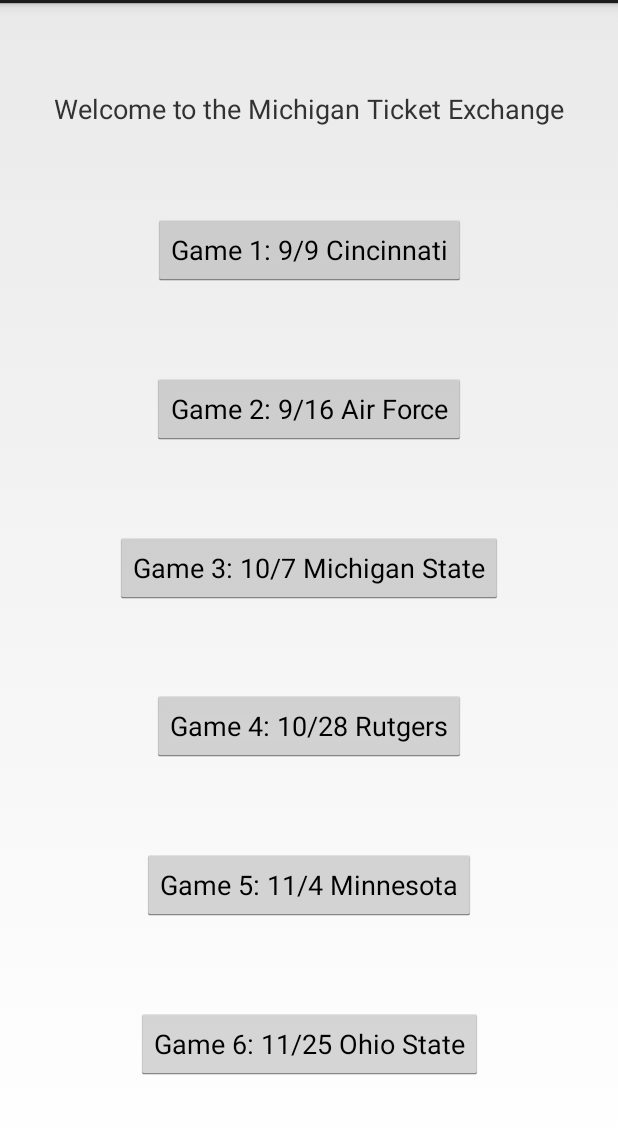
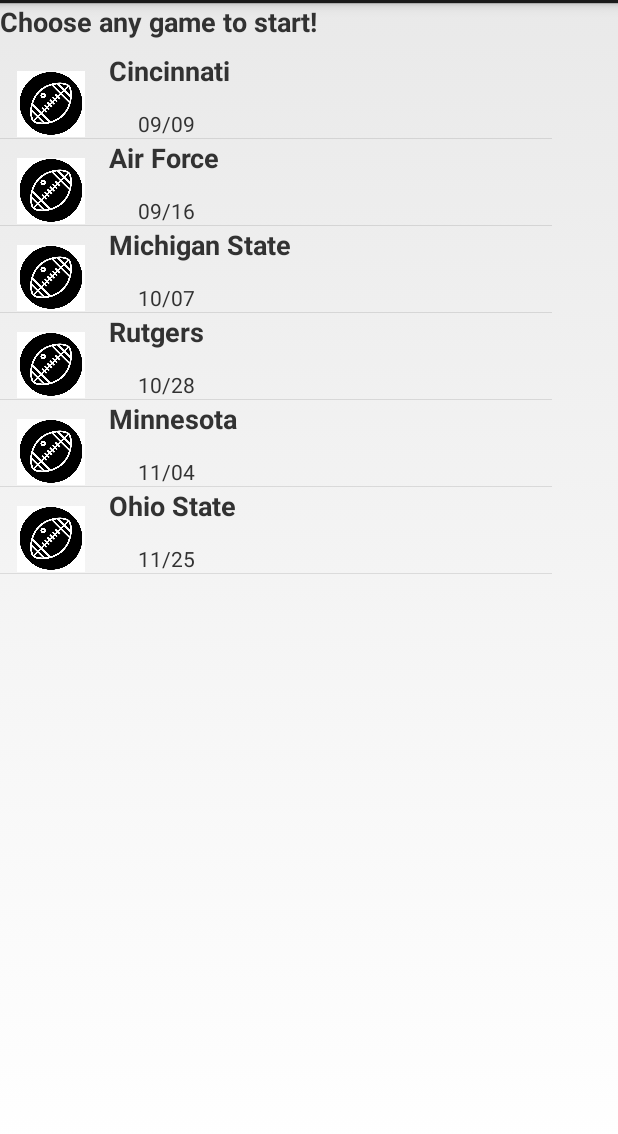
Before and after one commit to glezma/Group6Project, an Android app: the AccOverview screen opened directly, with no data from a screen before it, in the options menu, after a tap on "Home", on a phone screen of 412 x 824 dp, the part 69-1203 px from its top. Run offline under Robolectric (Android 15) with nearby library versions, the phone set to English and light mode, and no system bars.

Commit message:
Modifications to Welcome screen

```diff
--- a/app/build.gradle
+++ b/app/build.gradle
@@ -35,4 +35,5 @@
 
 
 
+
 apply plugin: 'com.google.gms.google-services'
--- a/app/src/main/AndroidManifest.xml
+++ b/app/src/main/AndroidManifest.xml
@@ -19,7 +19,8 @@
         <activity android:name=".WelcomeScreen" />
         <activity android:name=".ActivityBuySellInfo" />
         <activity android:name=".AccOverview" />
-        <activity android:name=".Confirmation"></activity>
+        <activity android:name=".Confirmation" />
+        <activity android:name=".WelcomeScreen2"></activity>
     </application>
 
 </manifest>
--- a/app/src/main/java/com/example/glezma/group6project/AccOverview.java
+++ b/app/src/main/java/com/example/glezma/group6project/AccOverview.java
@@ -86,7 +86,7 @@
     @Override
     public boolean onOptionsItemSelected(MenuItem item) {
         if (item.getItemId() == R.id.menuItemHome){
-            Intent intentHome = new Intent(this, WelcomeScreen.class);
+            Intent intentHome = new Intent(this, WelcomeScreen2.class);
             this.startActivity(intentHome);
         } else if (item.getItemId() == R.id.menuItemMyTickets) {
             Intent intentMyTickets = new Intent(this, AccOverview.class);
--- a/app/src/main/java/com/example/glezma/group6project/ActivityBuySellInfo.java
+++ b/app/src/main/java/com/example/glezma/group6project/ActivityBuySellInfo.java
@@ -159,7 +159,7 @@
     @Override
     public boolean onOptionsItemSelected(MenuItem item) {
         if (item.getItemId() == R.id.menuItemHome){
-            Intent intentHome = new Intent(this, WelcomeScreen.class);
+            Intent intentHome = new Intent(this, WelcomeScreen2.class);
             this.startActivity(intentHome);
         } else if (item.getItemId() == R.id.menuItemMyTickets) {
             Intent intentMyTickets = new Intent(this, AccOverview.class);
--- a/app/src/main/java/com/example/glezma/group6project/WelcomeScreen.java
+++ b/app/src/main/java/com/example/glezma/group6project/WelcomeScreen.java
@@ -91,7 +91,7 @@
     @Override
     public boolean onOptionsItemSelected(MenuItem item) {
         if (item.getItemId() == R.id.menuItemHome){
-            Intent intentHome = new Intent(this, WelcomeScreen.class);
+            Intent intentHome = new Intent(this, WelcomeScreen2.class);
             this.startActivity(intentHome);
         } else if (item.getItemId() == R.id.menuItemMyTickets) {
               Intent intentMyTickets = new Intent(this, AccOverview.class);
--- /dev/null
+++ b/app/src/main/java/com/example/glezma/group6project/WelcomeScreen2.java
@@ -0,0 +1,120 @@
+package com.example.glezma.group6project;
+
+import android.app.Activity;
+import android.content.Intent;
+import android.os.Bundle;
+import android.view.Menu;
+import android.view.MenuInflater;
+import android.view.MenuItem;
+import android.view.View;
+import android.view.ViewGroup;
+import android.widget.AdapterView;
+import android.widget.BaseAdapter;
+import android.widget.ListView;
+import android.widget.TextView;
+import android.widget.Toast;
+
+public class WelcomeScreen2 extends Activity {
+
+    private ListView listViewGames; // 1. Declare LsitViewObject
+
+    //3. Staticly defining data
+    private String[] GAMES = {"Cincinnati", "Air Force", "Michigan State", "Rutgers","Minnesota","Ohio State"};
+    private String[] DATES = {"09/09","09/16","10/07","10/28","11/04","11/25"};
+
+    // optional include images
+    private int[] IMAGES = {R.drawable.football,R.drawable.football,R.drawable.football,R.drawable.football};
+
+
+    @Override
+    protected void onCreate(Bundle savedInstanceState) {
+        super.onCreate(savedInstanceState);
+        setContentView(R.layout.activity_welcome_screen2);
+
+        listViewGames = findViewById(R.id.listViewGames);// 2. Linking ListViewObject
+
+        //  12. Define Custom adapter object and connect it
+        CustomAdapter customAdapter = new CustomAdapter();
+        listViewGames.setAdapter(customAdapter);
+
+        // 13. Add Listener to program click events (new Onclick...
+        listViewGames.setOnItemClickListener(new AdapterView.OnItemClickListener() {
+            @Override
+            public void onItemClick(AdapterView<?> parent, View view, int position, long id) {
+//                Toast.makeText(WelcomeScreen2.this, "You clicked "+GAMES[position], Toast.LENGTH_SHORT).show();
+                Intent intentBuySellActivity = new Intent(WelcomeScreen2.this, ActivityBuySellInfo.class);
+                WelcomeScreen2.this.startActivity(intentBuySellActivity);
+
+            }
+        });
+
+    }
+
+
+
+
+    // 4. Custom adapter class
+    class CustomAdapter extends BaseAdapter {
+
+        // 5. automaticly generating template
+        @Override
+        public int getCount() {
+
+            return GAMES.length; // 6. override getcoung
+        }
+
+
+        @Override
+        public Object getItem(int position) {
+            return null;
+        }
+
+        @Override
+        public long getItemId(int position) {
+            return 0;
+        }
+
+        @Override
+        public View getView(int position, View convertView, ViewGroup parent) {
+            // 7. Generate layout go to xml and create one (new, layout resource file
+            // 8. Inflate layout
+            convertView = getLayoutInflater().inflate(R.layout.games_list_item,null);
+            // 9. Connect layout widgets which live inside convertView
+            TextView textViewGame = convertView.findViewById(R.id.textViewGameName);
+            TextView textViewDate = convertView.findViewById(R.id.textViewGameDate);
+
+
+            // 10. Populate data
+            textViewGame.setText(GAMES[position]);
+            textViewDate.setText(DATES[position]);
+
+            // 11. Return view
+            return convertView;
+        }
+    }
+
+
+    @Override
+    public boolean onCreateOptionsMenu(Menu menu) {
+        MenuInflater mainMenuInflater = getMenuInflater();
+        mainMenuInflater.inflate(R.menu.mainmenu, menu);
+
+        return super.onCreateOptionsMenu(menu);
+    }
+
+    @Override
+    public boolean onOptionsItemSelected(MenuItem item) {
+        if (item.getItemId() == R.id.menuItemHome){
+            Intent intentHome = new Intent(this, WelcomeScreen2.class);
+            this.startActivity(intentHome);
+        } else if (item.getItemId() == R.id.menuItemMyTickets) {
+            Intent intentMyTickets = new Intent(this, AccOverview.class);
+            this.startActivity(intentMyTickets);
+        } else if (item.getItemId() == R.id.menuItemLogOut) {
+            Intent intentLogOut = new Intent(this, MainActivity.class);
+            this.startActivity(intentLogOut);
+        }
+        return super.onOptionsItemSelected(item);
+    }
+
+}
--- /dev/null
+++ b/app/src/main/res/layout/activity_welcome_screen2.xml
@@ -0,0 +1,26 @@
+<?xml version="1.0" encoding="utf-8"?>
+<android.support.constraint.ConstraintLayout xmlns:android="http://schemas.android.com/apk/res/android"
+    xmlns:app="http://schemas.android.com/apk/res-auto"
+    xmlns:tools="http://schemas.android.com/tools"
+    android:layout_width="match_parent"
+    android:layout_height="match_parent"
+    tools:context="com.example.glezma.group6project.WelcomeScreen2">
+
+    <TextView
+        android:id="@+id/textViewTitle"
+        android:layout_width="wrap_content"
+        android:layout_height="wrap_content"
+        android:text="Choose any game to start!"
+        android:textSize="18sp"
+        android:textStyle="bold"
+        tools:layout_editor_absoluteX="16dp"
+        tools:layout_editor_absoluteY="16dp" />
+
+    <ListView
+        android:id="@+id/listViewGames"
+        android:layout_width="368dp"
+        android:layout_height="462dp"
+        android:layout_marginTop="8dp"
+        app:layout_constraintTop_toBottomOf="@+id/textViewTitle"
+        tools:layout_editor_absoluteX="8dp" />
+</android.support.constraint.ConstraintLayout>
--- /dev/null
+++ b/app/src/main/res/layout/games_list_item.xml
@@ -0,0 +1,41 @@
+<?xml version="1.0" encoding="utf-8"?>
+<RelativeLayout xmlns:android="http://schemas.android.com/apk/res/android"
+    xmlns:app="http://schemas.android.com/apk/res-auto"
+    android:layout_width="match_parent" android:layout_height="match_parent">
+
+    <ImageView
+        android:id="@+id/imageView"
+        android:layout_width="45dp"
+        android:layout_height="45dp"
+        android:layout_alignParentLeft="true"
+        android:layout_alignParentStart="true"
+        android:layout_alignParentTop="true"
+        android:layout_marginLeft="11dp"
+        android:layout_marginStart="11dp"
+        android:layout_marginTop="12dp"
+        android:src="@drawable/football" />
+
+    <TextView
+        android:id="@+id/textViewGameName"
+        android:layout_width="wrap_content"
+        android:layout_height="wrap_content"
+        android:layout_alignParentTop="true"
+        android:layout_marginLeft="16dp"
+        android:layout_marginStart="16dp"
+        android:layout_toEndOf="@+id/imageView"
+        android:layout_toRightOf="@+id/imageView"
+        android:text="Michigan vs OSU"
+        android:textSize="18sp"
+        android:textStyle="bold" />
+
+    <TextView
+        android:id="@+id/textViewGameDate"
+        android:layout_width="wrap_content"
+        android:layout_height="wrap_content"
+        android:layout_alignBottom="@+id/imageView"
+        android:layout_alignLeft="@+id/textViewGameName"
+        android:layout_alignStart="@+id/textViewGameName"
+        android:layout_marginLeft="19dp"
+        android:layout_marginStart="19dp"
+        android:text="12/20/2017" />
+</RelativeLayout>
```
Also changed, not shown: app/src/main/java/com/example/glezma/group6project/MainActivity.java (+1 -13 lines), app/src/main/res/layout/activity_confirmation.xml (+46 -52 lines), app/src/main/res/drawable/football.png (added).
